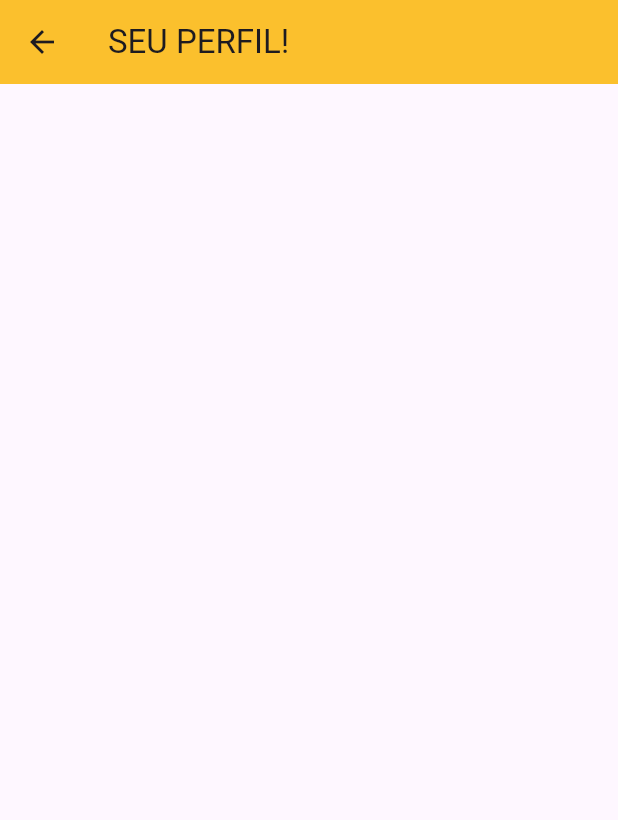
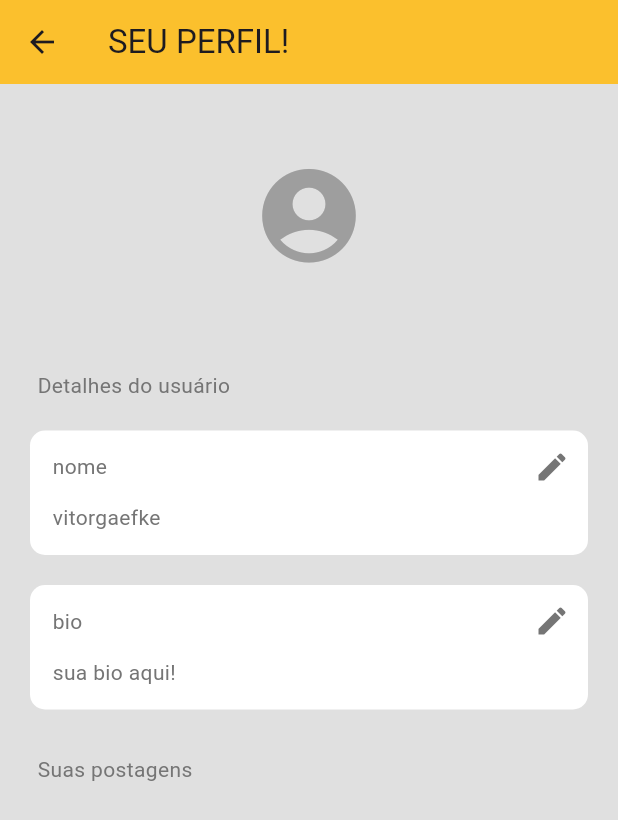
Before and after one commit to vitorgaefke/studyhall, a Flutter app: the ProfilePage screen opened directly, on a phone screen of 412 x 824 dp. Shown: the top 820 px of the screen. Run offline on Flutter 3.47's test engine with Material 3 defaults, Android fonts, the phone set to English and light mode, and no system bars; our stand-ins replace cloud_firestore, firebase_auth, firebase_core; accounts and stored records are empty.

Commit message:
página de perfil de usuário criada + barra lateral (logout nao)

```diff
--- /dev/null
+++ b/studyhall/lib/components/text_box.dart
@@ -0,0 +1,51 @@
+import 'package:flutter/material.dart';
+
+class MyTextBox extends StatelessWidget {
+  final String text;
+  final String sectionName;
+  const MyTextBox({
+    super.key,
+    required this.text,
+    required this.sectionName,
+    });
+
+  @override
+  Widget build(BuildContext context) {
+    return Container(
+      decoration: BoxDecoration(
+        color: Colors.white,
+        borderRadius: BorderRadius.circular(10),
+      ),
+      padding: const EdgeInsets.only(left: 15, bottom: 15),
+      margin: const EdgeInsets.only(left: 20, right: 20, top: 20),
+      child: Column(
+        crossAxisAlignment: CrossAxisAlignment.start,
+        children: [
+          Row(
+            mainAxisAlignment: MainAxisAlignment.spaceBetween,
+            children: [
+              //nome
+              Text(
+                sectionName,
+                style: TextStyle(color: Colors.grey[600]),
+                ),
+
+              //bt editar
+              IconButton(
+                onPressed: () {},
+                icon: Icon(
+                  Icons.edit,
+                  color: Colors.grey[600],
+                  ),
+              ),
+            ],
+          ),
+          Text(
+                text,
+                style: TextStyle(color: Colors.grey[600]),
+                ),
+        ],
+      ),
+    );
+  }
+}
--- a/studyhall/lib/pages/profile_page.dart
+++ b/studyhall/lib/pages/profile_page.dart
@@ -1,4 +1,6 @@
+import 'package:firebase_auth/firebase_auth.dart';
 import 'package:flutter/material.dart';
+import 'package:studyhall/components/text_box.dart';
 
 class ProfilePage extends StatefulWidget {
   const ProfilePage({super.key});
@@ -8,13 +10,59 @@ class ProfilePage extends StatefulWidget {
 }
 
 class _ProfilePageState extends State<ProfilePage> {
+
+  //user logado
+  final currentUser = FirebaseAuth.instance.currentUser!;
+
   @override
   Widget build(BuildContext context) {
     return Scaffold(
+      backgroundColor: Colors.grey[300],
       appBar: AppBar(
         title: const Text('SEU PERFIL!'),
         backgroundColor: Colors.yellow[700],
       ),
+      body: ListView(
+        children: [
+          const SizedBox(height: 50),
+          //foto
+          const Icon(
+            Icons.account_circle,
+            size: 75,
+            color: Colors.grey,
+          ),
+          const SizedBox(height: 15),
+
+          //email
+          Text(
+            currentUser.email!,
+            textAlign: TextAlign.center,
+          ),
+          const SizedBox(height: 30),
+          //detalhes
+          Padding(
+            padding: const EdgeInsets.only(left: 25.0),
+            child: Text(
+              'Detalhes do usuário',
+              style: TextStyle(color: Colors.grey[600]),
+            ),
+          ),
+
+          //nome
+          const MyTextBox(text: 'vitorgaefke', sectionName: 'nome'),
+          //bio
+          const MyTextBox(text: 'sua bio aqui!', sectionName: 'bio'),
+          const SizedBox(height: 30),
+          //posts do user
+          Padding(
+            padding: const EdgeInsets.only(left: 25.0),
+            child: Text(
+              'Suas postagens',
+              style: TextStyle(color: Colors.grey[600]),
+            ),
+          ),
+        ],
+      ),
     );
   }
 }
```
Also changed, not shown: studyhall/lib/components/drawer.dart (added, +49 -0 lines), studyhall/lib/components/list_tyle.dart (added, +28 -0 lines), studyhall/lib/pages/home_page.dart (+4 -8 lines).
